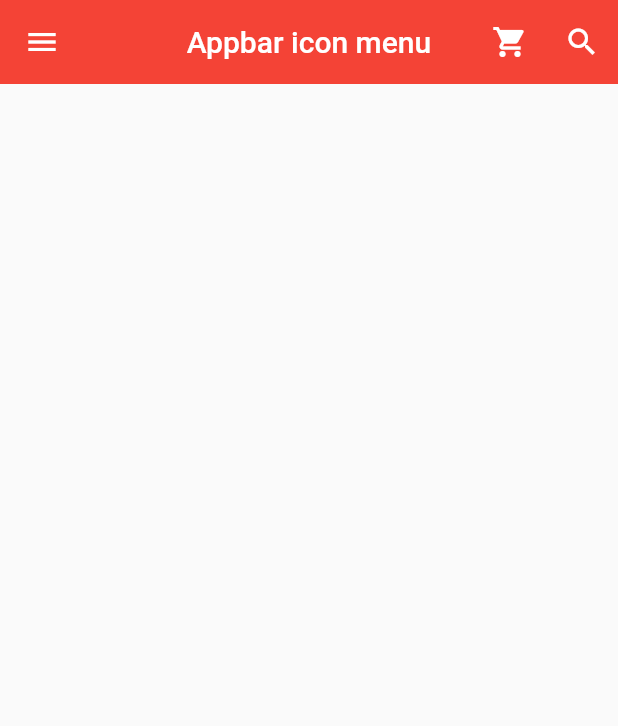
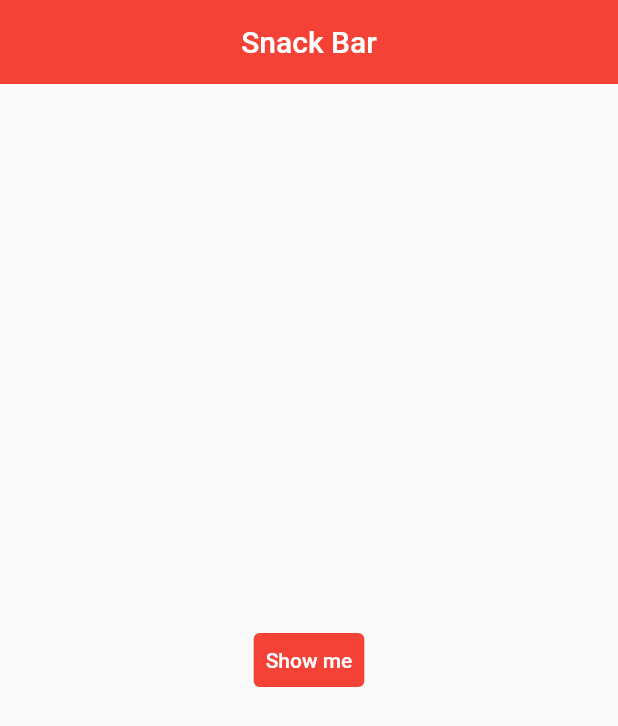
Before and after one commit to gohdg/flutter-codingChef, a Flutter app: the screen it shows after launch, on a phone screen of 412 x 824 dp. Shown: the top 726 px of the screen. Run offline on Flutter 3.47's test engine with Material 2 defaults, Android fonts, the phone set to English and light mode, and no system bars.

Commit message:
SnacBar using ScaffoldMessenger.of(context).showSnackBar

```diff
--- a/lib/main.dart
+++ b/lib/main.dart
@@ -20,84 +20,25 @@ class MyPage extends StatelessWidget {
   Widget build(BuildContext context) {
     return Scaffold(
       appBar: AppBar(
-        title: Text('Appbar icon menu'),
+        title: Text('Snack Bar'),
         centerTitle: true,
         elevation: 0.0,
-        actions: [
-          IconButton(
-            icon: Icon(Icons.shopping_cart),
-            onPressed: () {
-              print('Shopping cart button is clicked');
-            },
+      ),
+      body: Center(
+        child: TextButton(
+          onPressed: () {
+            ScaffoldMessenger.of(context)
+                .showSnackBar(SnackBar(content: Text('Hello')));
+          },
+          child: Text(
+            'Show me',
+            style: TextStyle(
+              color: Colors.white,
+            ),
           ),
-          IconButton(
-            icon: Icon(Icons.search),
-            onPressed: () {
-              print('Search button is clicked');
-            },
+          style: TextButton.styleFrom(
+            backgroundColor: Colors.red,
           ),
-        ],
-      ),
-      drawer: Drawer(
-        child: ListView(
-          padding: EdgeInsets.zero,
-          children: [
-            UserAccountsDrawerHeader(
-              currentAccountPicture: CircleAvatar(
-                backgroundImage: AssetImage('assets/bbanto.png'),
-                backgroundColor: Colors.white,
-              ),
-              otherAccountsPictures: [
-                CircleAvatar(
-                  backgroundImage: AssetImage('assets/chef.png'),
-                ),
-                // CircleAvatar(
-                //   backgroundImage: AssetImage('assets/chef.png'),
-                // ),
-              ],
-              accountName: Text('BBANTO'),
-              accountEmail: Text('david@netsbridge.com'),
-              onDetailsPressed: () {
-                print('arrow is clicked');
-              },
-              decoration: BoxDecoration(
-                  color: Colors.red[200],
-                  borderRadius: BorderRadius.only(
-                      bottomLeft: Radius.circular(40.0),
-                      bottomRight: Radius.circular(40.0))),
-            ),
-            ListTile(
-              leading: Icon(
-                Icons.home,
-                color: Colors.grey[850],
-              ),
-              title: Text('Home'),
-              onTap: () {
-                print('Home is tapped');
-              },
-            ),
-            ListTile(
-              leading: Icon(
-                Icons.settings,
-                color: Colors.grey[850],
-              ),
-              title: Text('Setting'),
-              onTap: () {
-                print('Setting is tapped');
-              },
-            ),
-            ListTile(
-              leading: Icon(
-                Icons.question_answer,
-                color: Colors.grey[850],
-              ),
-              title: Text('Q&A'),
-              onTap: () {
-                print('Q&A is tapped');
-              },
-              trailing: Icon(Icons.add),
-            ),
-          ],
         ),
       ),
     );
```
